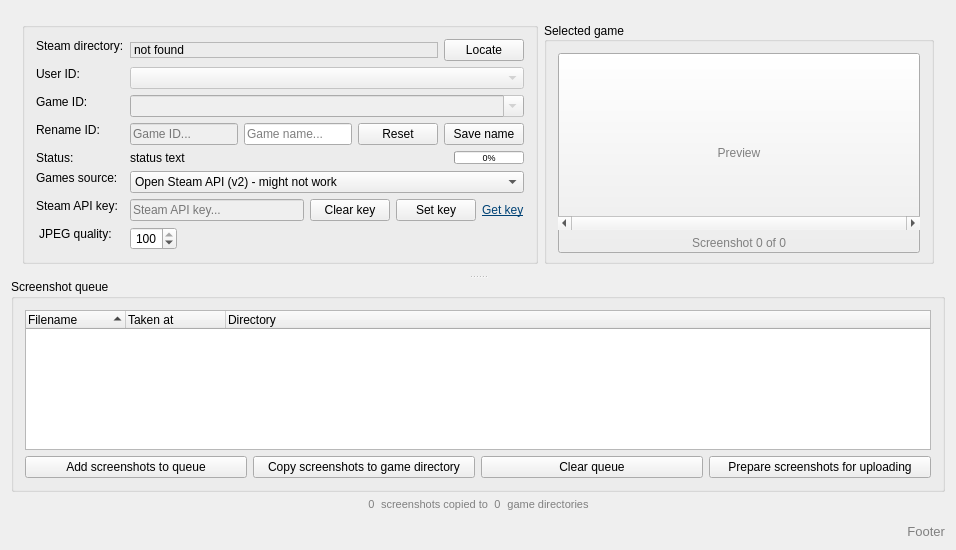
Before: the Qt Designer form mainwindow.ui in Alsweider/SteaScreeLoaded, drawn with Qt 5.
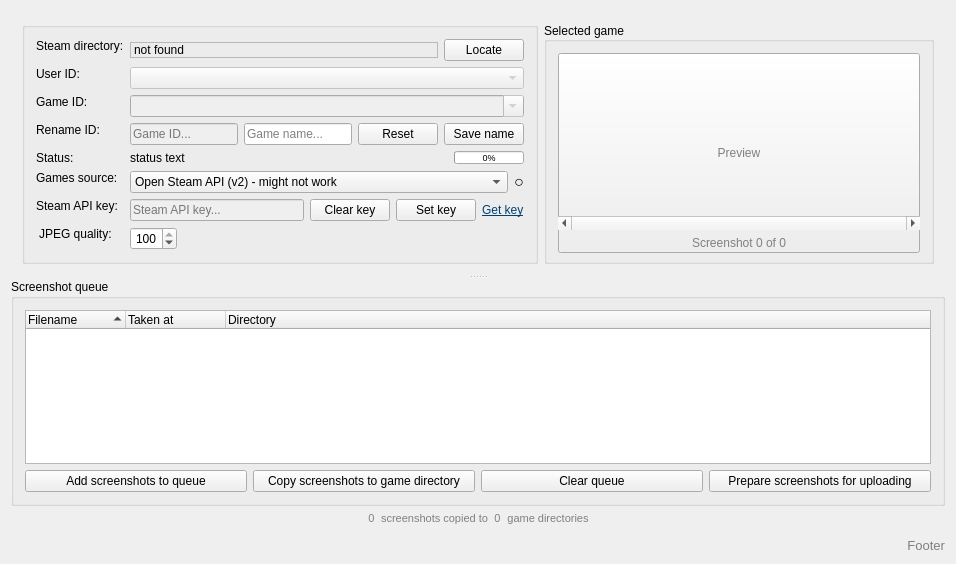
After: the same form once the commit is applied. Icons and pictures are not drawn. Custom widgets are drawn as their Qt base class.

```diff
--- a/mainwindow.ui
+++ b/mainwindow.ui
@@ -7,7 +7,7 @@
     <x>0</x>
     <y>0</y>
     <width>956</width>
-    <height>550</height>
+    <height>564</height>
    </rect>
   </property>
   <property name="sizePolicy">
@@ -434,34 +434,6 @@
              </item>
             </layout>
            </item>
-           <item row="5" column="1">
-            <widget class="QComboBox" name="comboBox_chooseAPI">
-             <property name="sizePolicy">
-              <sizepolicy hsizetype="Preferred" vsizetype="Fixed">
-               <horstretch>0</horstretch>
-               <verstretch>0</verstretch>
-              </sizepolicy>
-             </property>
-             <property name="toolTip">
-              <string>Select a source to fill the Game ID list with names.</string>
-             </property>
-             <item>
-              <property name="text">
-               <string>Open Steam API (v2) - might not work</string>
-              </property>
-             </item>
-             <item>
-              <property name="text">
-               <string>Old Steam API (v1) - requires API key</string>
-              </property>
-             </item>
-             <item>
-              <property name="text">
-               <string>None (local only)</string>
-              </property>
-             </item>
-            </widget>
-           </item>
            <item row="6" column="0">
             <widget class="QLabel" name="label_APIkey">
              <property name="sizePolicy">
@@ -631,6 +603,51 @@
              </property>
             </widget>
            </item>
+           <item row="5" column="1">
+            <layout class="QHBoxLayout" name="horizontalLayout_3">
+             <item>
+              <widget class="QComboBox" name="comboBox_chooseAPI">
+               <property name="sizePolicy">
+                <sizepolicy hsizetype="Preferred" vsizetype="Fixed">
+                 <horstretch>0</horstretch>
+                 <verstretch>0</verstretch>
+                </sizepolicy>
+               </property>
+               <property name="toolTip">
+                <string>Select a source to fill the Game ID list with names.</string>
+               </property>
+               <item>
+                <property name="text">
+                 <string>Open Steam API (v2) - might not work</string>
+                </property>
+               </item>
+               <item>
+                <property name="text">
+                 <string>Old Steam API (v1) - requires API key</string>
+                </property>
+               </item>
+               <item>
+                <property name="text">
+                 <string>None (local only)</string>
+                </property>
+               </item>
+              </widget>
+             </item>
+             <item>
+              <widget class="QLabel" name="label_apiCheck">
+               <property name="sizePolicy">
+                <sizepolicy hsizetype="Fixed" vsizetype="Fixed">
+                 <horstretch>0</horstretch>
+                 <verstretch>0</verstretch>
+                </sizepolicy>
+               </property>
+               <property name="text">
+                <string>&lt;html&gt;&lt;head/&gt;&lt;body&gt;&lt;p&gt;&lt;span style=&quot; font-size:12pt;&quot;&gt;○&lt;/span&gt;&lt;/p&gt;&lt;/body&gt;&lt;/html&gt;</string>
+               </property>
+              </widget>
+             </item>
+            </layout>
+           </item>
           </layout>
           <widget class="QLabel" name="label_progress">
            <property name="geometry">
```
Left out of the diff: 4 changed lines with no effect on the pictures.
